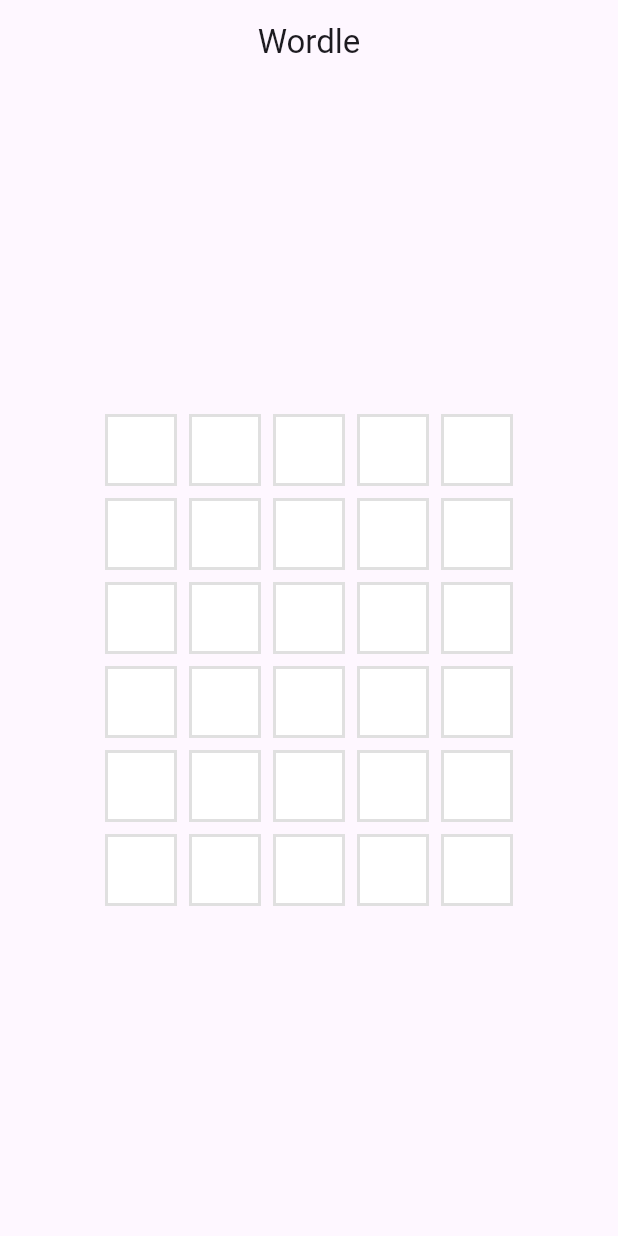
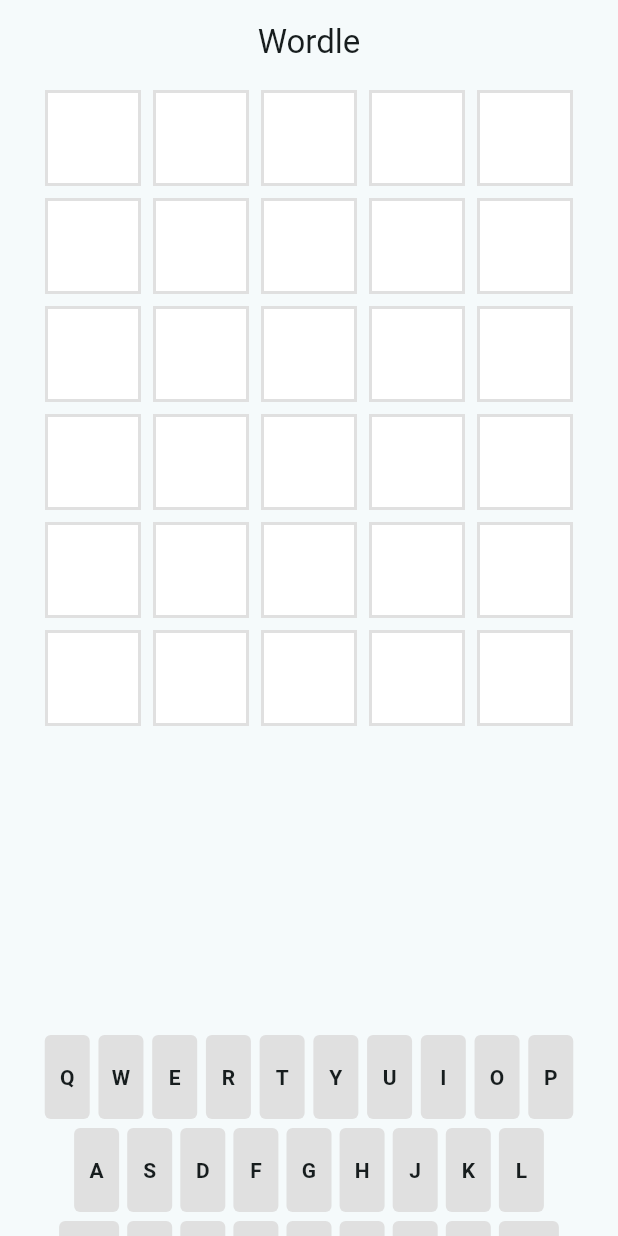
Before and after one commit to bhavya-l/wordle_clone, a Flutter app: the screen it shows after launch, on a phone screen of 412 x 824 dp. Run offline on Flutter 3.47's test engine with Material 3 defaults, Android fonts, the phone set to English and light mode, and no system bars; our stand-ins replace equatable.

Commit message:
added models and small fixes

```diff
--- a/lib/assets/colors.dart
+++ b/lib/assets/colors.dart
@@ -2,4 +2,5 @@
 
 const Color correctColor = Color(0xff6ca965);
 const Color partialCorrectColor = Color(0xffc8b653);
-const Color backgroundColor= Color(0xff787c7f);
+const Color keyboardColor= Color(0xffE0E0E0);
+const Color notCorrectColor= Color(0xff787c7f);
--- a/lib/main.dart
+++ b/lib/main.dart
@@ -14,7 +14,7 @@
     return MaterialApp(
       title: 'Wordle',
       theme: ThemeData(
-        colorScheme: ColorScheme.fromSeed(seedColor: Colors.deepPurple),
+        colorScheme: ColorScheme.fromSeed(seedColor: Colors.white),
       ),
       home: HomeScreen(),
     );
--- /dev/null
+++ b/lib/models/letter_model.dart
@@ -0,0 +1,51 @@
+import 'package:equatable/equatable.dart';
+import 'package:wordle_clone/assets/colors.dart';
+import 'package:flutter/material.dart';
+
+enum LetterStatus { initial, notInWord, inWord, correct }
+
+class Letter extends Equatable {
+  const Letter({
+    required this.val,
+    this.status = LetterStatus.initial
+  });
+
+  factory Letter.empty() => const Letter(val: '');
+  final String val;
+  final LetterStatus status;
+
+  Color get backgroundColor {
+    switch (status) {
+      case LetterStatus.initial:
+        return Colors.transparent;
+      case LetterStatus.notInWord:
+        return notCorrectColor;
+      case LetterStatus.correct:
+        return correctColor;
+      case LetterStatus.inWord:
+        return partialCorrectColor;
+    }
+  }
+
+  Color get borderColor {
+    switch (status) {
+      case LetterStatus.initial:
+        return Colors.grey;
+      default:
+        return Colors.transparent;
+    }
+  }
+
+  Letter copyWith({
+    String? val,
+    LetterStatus? status,
+  }) {
+    return Letter(
+      val: val ?? this.val,
+      status: status ?? this.status,
+    );
+  }
+
+  @override
+  List<Object?> get props => [val, status];
+}
--- /dev/null
+++ b/lib/models/word_model.dart
@@ -0,0 +1,30 @@
+import 'letter_model.dart';
+import 'package:equatable/equatable.dart';
+
+class Word extends Equatable {
+  const Word({required this.letters});
+
+  factory Word.fromString(String word) =>
+    Word(letters: word.split('').map((e) => Letter(val: e)).toList());
+
+  final List<Letter> letters;
+
+  String get wordString => letters.map((e) => e.val).join();
+
+  void addLetter(String val) {
+    final currentIndex = letters.indexWhere((e) => e.val.isEmpty);
+    if (currentIndex != -1) {
+      letters[currentIndex] = Letter(val: val);
+    }
+  }
+
+  void removeLetter() {
+    final currentIndex = letters.indexWhere((e) => e.val.isNotEmpty);
+    if (currentIndex != -1) {
+      letters[currentIndex] = Letter.empty();
+    }
+  }
+
+  @override
+  List<Object?> get props => [letters];
+}
--- a/lib/screens/homepage.dart
+++ b/lib/screens/homepage.dart
@@ -1,7 +1,36 @@
 import 'package:flutter/material.dart';
 import '../widgets/board.dart';
+import '../widgets/keyboard.dart';
+import '../models/letter_model.dart';
+import '../models/word_model.dart';
+import '../services/words.dart';
+import 'dart:math';
 
-class HomeScreen extends StatelessWidget {
+enum GameStatus { playing, submitting, lost, won }
+
+class HomeScreen extends StatefulWidget {
+  const HomeScreen ({ Key? key }) : super(key: key);
+
+  @override
+  _HomeScreenState createState() => _HomeScreenState();
+}
+
+class _HomeScreenState extends State<HomeScreen> {
+  GameStatus _gameStatus = GameStatus.playing;
+
+  final List<Word> _board = List.generate(
+    6,
+    (_) => Word(letters: List.generate(5, (_) => Letter.empty()))
+  );
+
+  int _currentWordIndex = 0;
+
+  Word? get _currentWord =>
+    _currentWordIndex < _board.length ? _board[_currentWordIndex] : null;
+
+  Word _solution = Word.fromString(
+    fiveLetterWords[Random().nextInt(fiveLetterWords.length)].toUpperCase(),
+  );
   @override
   Widget build(BuildContext context) {
     return Scaffold(
@@ -9,9 +38,13 @@
         centerTitle: true,
         title: Text('Wordle')
       ),
-      body: Center(
-        child: Board(),
-      ),
+      body: Column(
+        mainAxisAlignment: MainAxisAlignment.center,
+        children: [
+          Board(board: _board),
+          SizedBox(height: 200),
+          Keyboard(),
+      ]),
     );
   }
 }
--- /dev/null
+++ b/lib/services/words.dart
@@ -0,0 +1,22 @@
+const List<String> fiveLetterWords = [
+  'apple', 'baker', 'cabin', 'delta', 'eagle',
+  'flame', 'grape', 'house', 'input', 'jolly',
+  'karma', 'lemon', 'magic', 'noble', 'ocean',
+  'pride', 'queen', 'radio', 'shark', 'tiger',
+  'uncle', 'vivid', 'whale', 'xenon', 'youth',
+  'zebra', 'align', 'blush', 'crane', 'draft',
+  'event', 'frost', 'glory', 'hover', 'ideal',
+  'joint', 'kneel', 'latch', 'motel', 'nerve',
+  'orbit', 'piano', 'quilt', 'reign', 'stack',
+  'trick', 'unity', 'vapor', 'woven', 'yield',
+  'zesty', 'amber', 'bison', 'chalk', 'dwell',
+  'elite', 'feast', 'glide', 'honey', 'inbox',
+  'jaunt', 'kiosk', 'lunar', 'mimic', 'noisy',
+  'optic', 'punch', 'quack', 'rival', 'solar',
+  'thorn', 'upset', 'vigil', 'wrist', 'xerox',
+  'yacht', 'zonal', 'axiom', 'brisk', 'clown',
+  'dizzy', 'evoke', 'fable', 'grain', 'haste',
+  'irony', 'jumpy', 'kayak', 'liver', 'mango',
+  'ninth', 'oxide', 'plaza', 'quirk', 'relax',
+  'scoop', 'tulip', 'unzip', 'vixen', 'whack'
+];
--- a/lib/widgets/board.dart
+++ b/lib/widgets/board.dart
@@ -1,9 +1,14 @@
 import 'package:flutter/material.dart';
 import 'letter_tile.dart';
+import '../models/word_model.dart';
 
 class Board extends StatelessWidget {
-  const Board({Key? key}) : super(key: key);
+  const Board({
+    Key? key,
+    required this.board,
+    }) : super(key: key);
 
+  final List<Word> board;
 
   @override
   Widget build(BuildContext context) {
--- a/lib/widgets/keyboard.dart
+++ b/lib/widgets/keyboard.dart
@@ -1 +1,60 @@
 import 'package:flutter/material.dart';
+import '../assets/colors.dart';
+
+class Keyboard extends StatelessWidget {
+  const Keyboard({Key? key}) : super(key: key);
+
+  @override
+  Widget build(BuildContext context) {
+
+    return Column(
+      mainAxisAlignment: MainAxisAlignment.spaceEvenly,
+      children: [
+        SizedBox(
+          width: 360,
+          child: buildRow(['Q', 'W', 'E', 'R', 'T', 'Y', 'U', 'I', 'O', 'P']),
+        ),
+        SizedBox(height: 2),
+        SizedBox(
+          width: 320,
+          child: buildRow(['A', 'S', 'D', 'F', 'G', 'H', 'J', 'K', 'L']),
+        ),
+        SizedBox(height: 2),
+        SizedBox(
+          width: 340,
+          child: buildRow(['ENTER', 'Z', 'X', 'C', 'V', 'B', 'N', 'M', '⌫']),
+        ),
+      ],
+    );
+  }
+
+  Widget buildRow(List<String> keys) {
+    return Row(
+      mainAxisAlignment: MainAxisAlignment.spaceEvenly,
+      children: keys.map((key) => buildKey(key)).toList(),
+    );
+  }
+
+  Widget buildKey(String label) {
+    bool isSpecial = label == 'ENTER' || label == '⌫';
+    return Padding(
+      padding: const EdgeInsets.all(2.0),
+      child: Container(
+        width: isSpecial ? 40 : 30,
+        height: 56,
+        alignment: Alignment.center,
+        decoration: BoxDecoration(
+          color: keyboardColor,
+          borderRadius: BorderRadius.circular(4),
+        ),
+        child: Text(
+          label,
+          style: TextStyle(
+            fontWeight: FontWeight.bold,
+            fontSize: isSpecial ? 10 : 14,
+          ),
+        ),
+      ),
+    );
+  }
+}
--- a/lib/widgets/letter_tile.dart
+++ b/lib/widgets/letter_tile.dart
@@ -7,8 +7,8 @@
   @override
   Widget build(BuildContext context) {
     return Container(
-      width: 48, // or use MediaQuery for dynamic sizing
-      height: 48,
+      width: 64, // or use MediaQuery for dynamic sizing
+      height: 64,
       alignment: Alignment.center,
       margin: EdgeInsets.all(4), // spacing between tiles
       decoration: BoxDecoration(
--- a/pubspec.yaml
+++ b/pubspec.yaml
@@ -28,6 +28,8 @@
 # the latest version available on pub.dev. To see which dependencies have newer
 # versions available, run `flutter pub outdated`.
 dependencies:
+  equatable: ^2.0.3
+  flip_card: ^0.6.0
   flutter:
     sdk: flutter
 
```
Also changed, not shown: pubspec.lock.
